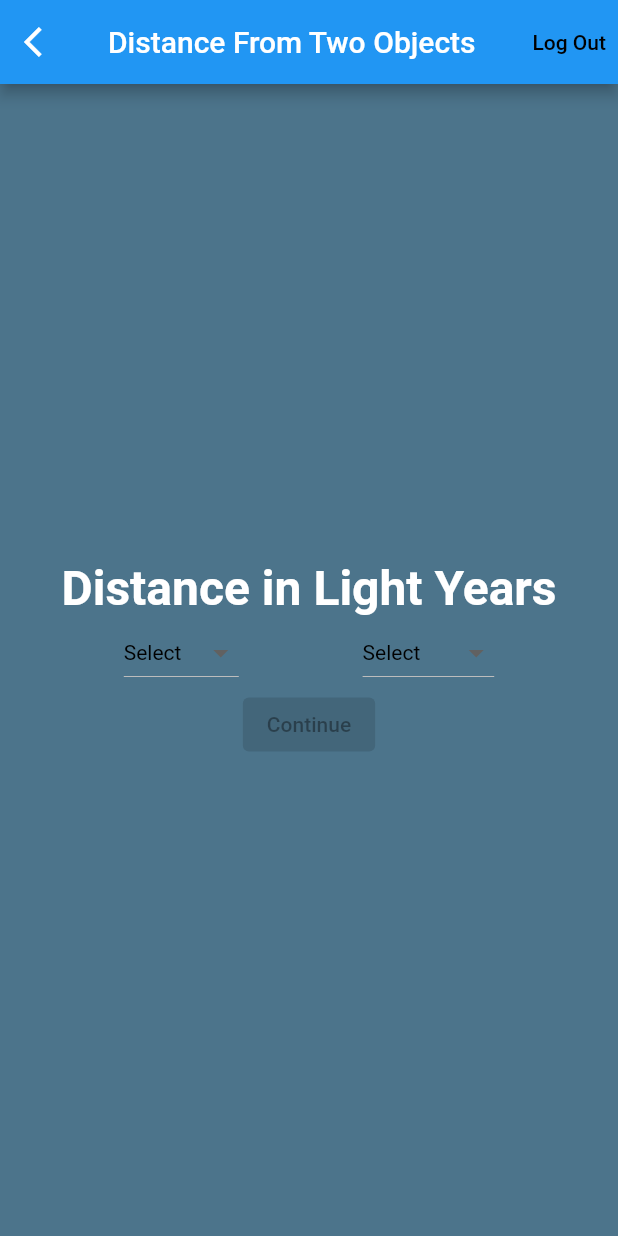
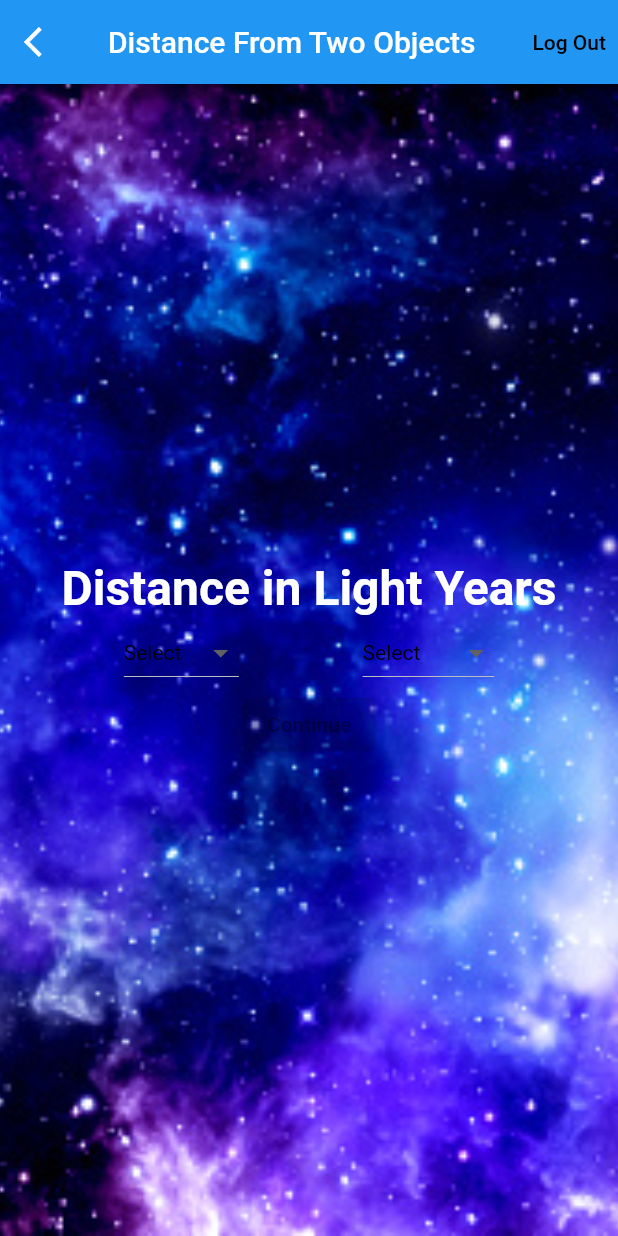
Before and after one commit to Martje55555/HackTx2021, a Flutter app: the DistancePage screen opened directly, on a phone screen of 412 x 824 dp. Run offline on Flutter 3.47's test engine with Material 2 defaults, Android fonts, the phone set to English and light mode, and no system bars; our stand-ins replace flutter_secure_storage; missing offline and left inert: flutter_appauth; accounts and stored records are empty; network calls fail; Roboto replaces fonts that are missing (Norwester).

```diff
--- a/lib/pages/distance.dart
+++ b/lib/pages/distance.dart
@@ -44,10 +44,26 @@ class _DistancePage extends State<DistancePage> {
             ],
             title: Text("Distance From Two Objects")),
         backgroundColor: Color(0xff4C748B),
-        body: Center(
+        body: Container(
+              decoration: BoxDecoration(
+                image: DecorationImage(
+                  image: AssetImage("lib/image/istockphoto-1267065396-170667a.jpg"),
+                  fit: BoxFit.cover,
+                ),
+              ),
+
+        child: Center(
             child: Column(
           mainAxisAlignment: MainAxisAlignment.center,
           children: [
+            Container(
+              decoration: BoxDecoration(
+                image: DecorationImage(
+                  image: AssetImage("lib/image/istockphoto-1267065396-170667a.jpg"),
+                  fit: BoxFit.cover,
+                ),
+              ),
+            ),
             Text("Distance in Light Years",
                 style: TextStyle(
                     fontFamily: "Norwester",
@@ -209,6 +225,6 @@ class _DistancePage extends State<DistancePage> {
                       : null),
             ])
           ],
-        )));
+        ))),);
   }
 }
--- a/pubspec.yaml
+++ b/pubspec.yaml
@@ -41,6 +41,11 @@ dev_dependencies:
 
 # The following section is specific to Flutter.
 flutter:
+  assets:
+    - lib/image/istockphoto-1267065396-170667a.jpg
+    - lib/image/giphy-downsized-large.gif
+    - lib/image/181105-light-year-al-1550.jpg
+    - lib/image/giphy_astrounaut.gif
 
   # The following line ensures that the Material Icons font is
   # included with your application, so that you can use the icons in
```
Also changed, not shown: lib/pages/conversion.dart (+11 -3 lines), lib/image/181105-light-year-al-1550.jpg (added), lib/image/giphy_astrounaut.gif (added), lib/image/istockphoto-1267065396-170667a.jpg (added), 1 other file.
